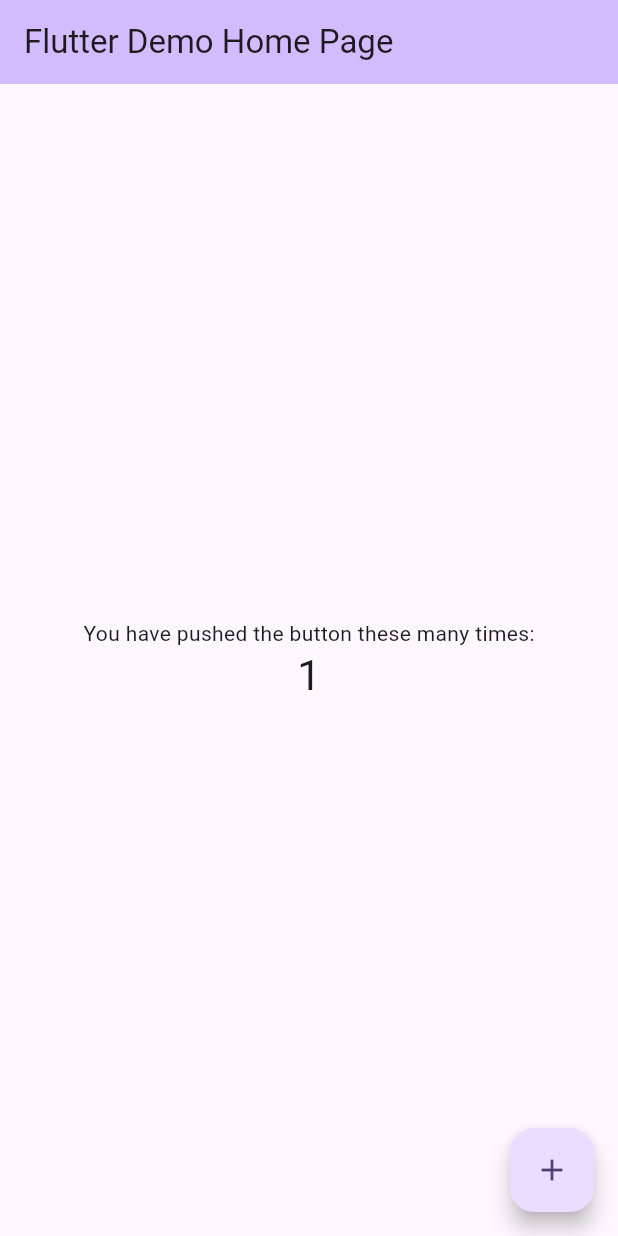
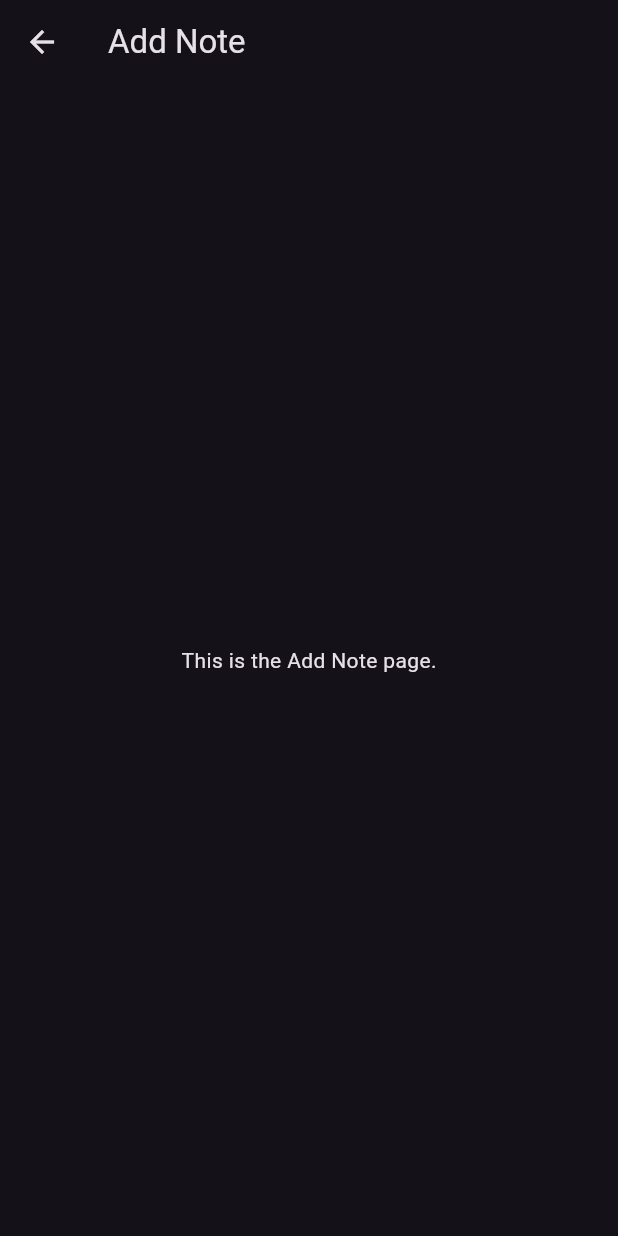
Before and after one commit to bhuvan-raj/Truelog, a Flutter app: the screen it shows after launch, after a tap on the "add" icon, on a phone screen of 412 x 824 dp. Run offline on Flutter 3.47's test engine with Material 3 defaults, Android fonts, the phone set to English and light mode, and no system bars.

Commit message:
commit 2

```diff
--- a/lib/main.dart
+++ b/lib/main.dart
@@ -1,125 +1,80 @@
 import 'package:flutter/material.dart';
+import 'package:truelog/pages/info_screen.dart';
+import 'package:truelog/pages/add_note.dart';
 
-void main() {
-  runApp(const MyApp());
-}
+void main() => runApp(MyApp());
 
 class MyApp extends StatelessWidget {
-  const MyApp({super.key});
-
-  // This widget is the root of your application.
   @override
   Widget build(BuildContext context) {
     return MaterialApp(
-      title: 'Flutter Demo',
-      theme: ThemeData(
-        // This is the theme of your application.
-        //
-        // TRY THIS: Try running your application with "flutter run". You'll see
-        // the application has a purple toolbar. Then, without quitting the app,
-        // try changing the seedColor in the colorScheme below to Colors.green
-        // and then invoke "hot reload" (save your changes or press the "hot
-        // reload" button in a Flutter-supported IDE, or press "r" if you used
-        // the command line to start the app).
-        //
-        // Notice that the counter didn't reset back to zero; the application
-        // state is not lost during the reload. To reset the state, use hot
-        // restart instead.
-        //
-        // This works for code too, not just values: Most code changes can be
-        // tested with just a hot reload.
-        colorScheme: ColorScheme.fromSeed(seedColor: Colors.deepPurple),
-        useMaterial3: true,
-      ),
-      home: const MyHomePage(title: 'Flutter Demo Home Page'),
+      debugShowCheckedModeBanner: false,
+      theme: ThemeData.dark(),
+      home: HomeScreen(),
+      routes: {
+        '/addnote': (context) => AddNoteScreen(),
+        '/infoscreen': (context) => InfoScreen()
+      },
     );
   }
 }
 
-class MyHomePage extends StatefulWidget {
-  const MyHomePage({super.key, required this.title});
-
-  // This widget is the home page of your application. It is stateful, meaning
-  // that it has a State object (defined below) that contains fields that affect
-  // how it looks.
-
-  // This class is the configuration for the state. It holds the values (in this
-  // case the title) provided by the parent (in this case the App widget) and
-  // used by the build method of the State. Fields in a Widget subclass are
-  // always marked "final".
-
-  final String title;
-
-  @override
-  State<MyHomePage> createState() => _MyHomePageState();
-}
-
-class _MyHomePageState extends State<MyHomePage> {
-  int _counter = 0;
-
-  void _incrementCounter() {
-    setState(() {
-      // This call to setState tells the Flutter framework that something has
-      // changed in this State, which causes it to rerun the build method below
-      // so that the display can reflect the updated values. If we changed
-      // _counter without calling setState(), then the build method would not be
-      // called again, and so nothing would appear to happen.
-      _counter++;
-    });
-  }
-
+class HomeScreen extends StatelessWidget {
   @override
   Widget build(BuildContext context) {
-    // This method is rerun every time setState is called, for instance as done
-    // by the _incrementCounter method above.
-    //
-    // The Flutter framework has been optimized to make rerunning build methods
-    // fast, so that you can just rebuild anything that needs updating rather
-    // than having to individually change instances of widgets.
+    final screenSize = MediaQuery.of(context).size;
     return Scaffold(
       appBar: AppBar(
-        // TRY THIS: Try changing the color here to a specific color (to
-        // Colors.amber, perhaps?) and trigger a hot reload to see the AppBar
-        // change color while the other colors stay the same.
-        backgroundColor: Theme.of(context).colorScheme.inversePrimary,
-        // Here we take the value from the MyHomePage object that was created by
-        // the App.build method, and use it to set our appbar title.
-        title: Text(widget.title),
+        backgroundColor: const Color.fromARGB(117, 103, 101, 101),
+        elevation: 0,
+        title: Text('TrueLog',
+            style: TextStyle(
+                fontSize: 20,
+                fontWeight: FontWeight.bold,
+                color: Colors.white)),
+        actions: [
+          Padding(
+            padding: const EdgeInsets.all(9.0),
+            child: Container(
+              decoration: BoxDecoration(
+                color: Color.fromARGB(117, 103, 101, 101),
+                borderRadius: BorderRadius.all(Radius.circular(10)),
+              ),
+              child: IconButton(
+                icon: Icon(Icons.more_horiz),
+                onPressed: () {
+                  Navigator.pushNamed(context, '/infoscreen');
+                },
+              ),
+            ),
+          ),
+        ],
       ),
       body: Center(
-        // Center is a layout widget. It takes a single child and positions it
-        // in the middle of the parent.
-        child: Column(
-          // Column is also a layout widget. It takes a list of children and
-          // arranges them vertically. By default, it sizes itself to fit its
-          // children horizontally, and tries to be as tall as its parent.
-          //
-          // Column has various properties to control how it sizes itself and
-          // how it positions its children. Here we use mainAxisAlignment to
-          // center the children vertically; the main axis here is the vertical
-          // axis because Columns are vertical (the cross axis would be
-          // horizontal).
-          //
-          // TRY THIS: Invoke "debug painting" (choose the "Toggle Debug Paint"
-          // action in the IDE, or press "p" in the console), to see the
-          // wireframe for each widget.
-          mainAxisAlignment: MainAxisAlignment.center,
-          children: <Widget>[
-            const Text(
-              'You have pushed the button these many times:',
-            ),
-            Text(
-              '$_counter',
-              style: Theme.of(context).textTheme.headlineMedium,
-            ),
-          ],
+        child: Container(
+          color: Color.fromARGB(69, 103, 101, 101),
+          width: screenSize.width,
+          height: screenSize.height,
+          child: Column(
+            mainAxisAlignment: MainAxisAlignment.center,
+            children: [
+              SizedBox(height: 20),
+              Text(
+                'Create your first note!',
+                style: TextStyle(fontSize: 16, color: Colors.grey[300]),
+              ),
+            ],
+          ),
         ),
       ),
       floatingActionButton: FloatingActionButton(
-        onPressed: _incrementCounter,
-        tooltip: 'Increment',
-        child: const Icon(Icons.add),
-      ), // This trailing comma makes auto-formatting nicer for build methods.
+        onPressed: () {
+          Navigator.pushNamed(context, '/addnote');
+        },
+        child: Icon(Icons.add),
+        backgroundColor: Colors.grey[850],
+      ),
+      backgroundColor: Colors.black,
     );
   }
 }
--- /dev/null
+++ b/lib/pages/add_note.dart
@@ -0,0 +1,15 @@
+import 'package:flutter/material.dart';
+
+class AddNoteScreen extends StatelessWidget {
+  @override
+  Widget build(BuildContext context) {
+    return Scaffold(
+      appBar: AppBar(
+        title: const Text('Add Note'),
+      ),
+      body: Center(
+        child: Text('This is the Add Note page.'),
+      ),
+    );
+  }
+}
--- /dev/null
+++ b/lib/pages/info_screen.dart
@@ -0,0 +1,15 @@
+import 'package:flutter/material.dart';
+
+class InfoScreen extends StatelessWidget {
+  @override
+  Widget build(BuildContext context) {
+    return Scaffold(
+      appBar: AppBar(
+        title: const Text('Info'),
+      ),
+      body: Center(
+        child: Text('This is the information page.'),
+      ),
+    );
+  }
+}
```
Also changed, not shown: lib/assets/main_image.jpg (added), pubspec.yaml (line endings or trailing spaces).
